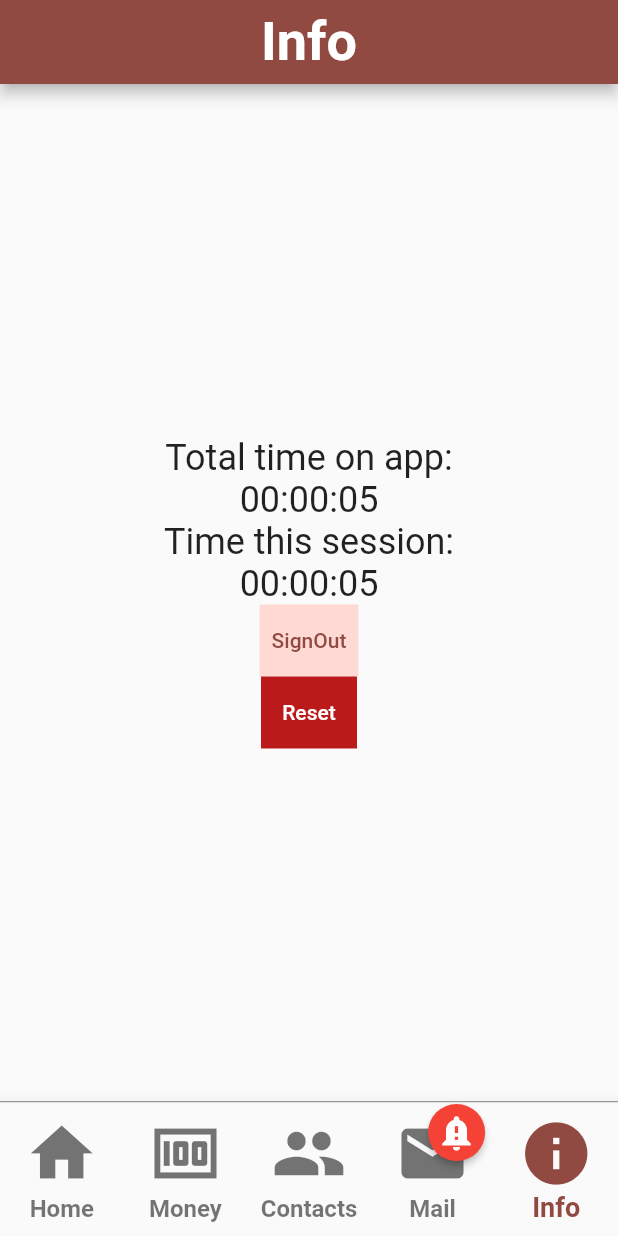
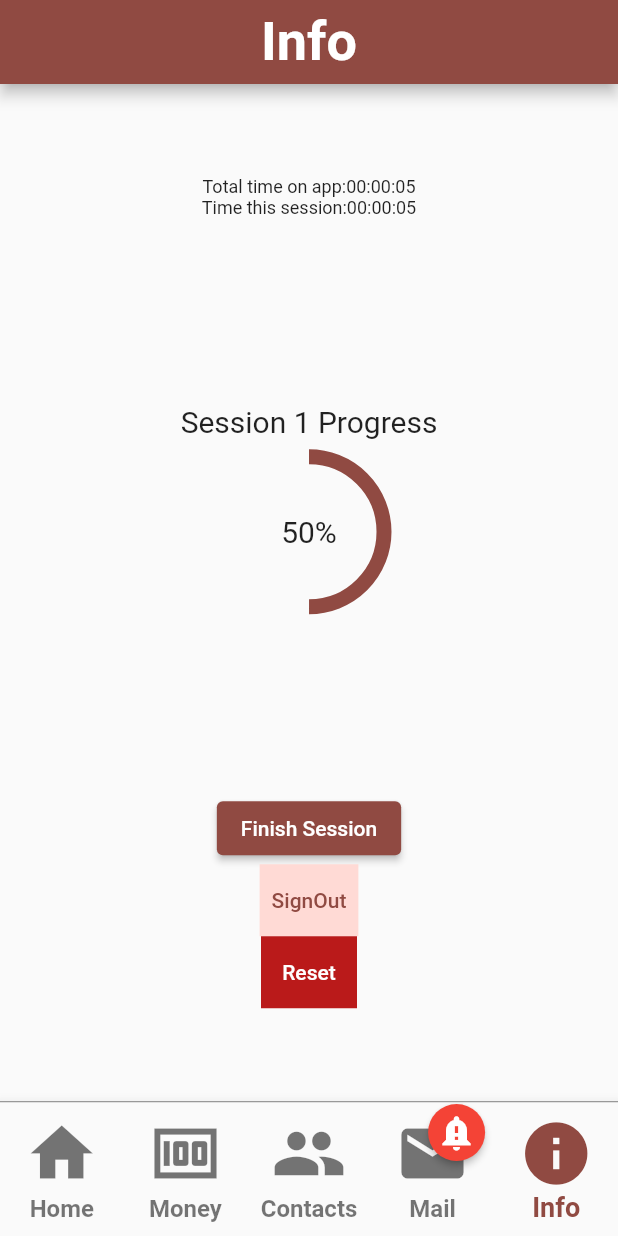
Before and after one commit to Blaemerson/Project-Mercury, a Flutter app: the screen it shows once a user with an empty profile is signed in, item 5 of the bottom bar chosen, on a phone screen of 412 x 824 dp. Run offline on Flutter 3.47's test engine with Material 2 defaults, Android fonts, the phone set to English and light mode, and no system bars; drawn by our look-alikes of badges; our stand-ins replace cloud_firestore, firebase_analytics, firebase_auth, firebase_core, flutter_speed_dial, get_it and 1 more; missing offline and left inert: flutterfire_ui; accounts and stored records are empty.

Commit message:
made room persistent, track session

```diff
--- a/lib/models/user.dart
+++ b/lib/models/user.dart
@@ -3,12 +3,14 @@ class User {
   String name;
   int score;
   num balance;
+  int session;
 
   User({
     required this.uid,
     this.name = '',
     this.score = 0,
     this.balance = 0,
+    this.session = 1,
   });
 
   Map<String, dynamic> toJson() {
@@ -17,15 +19,17 @@ class User {
       'name': name,
       'score': score,
       'balance': balance,
+      'session': session,
     });
   }
 
   static User fromSnap(Map<String, dynamic> snap) {
     return User(
-      uid: snap['uid'],
-      name: snap['name'],
-      score: snap['score'],
-      balance: snap['balance'],
+      uid: snap['uid'] ?? '',
+      name: snap['name'] ?? '',
+      score: snap['score'] ?? 0,
+      balance: snap['balance'] ?? 0,
+      session: snap['session'] ?? 1,
     );
   }
 }
--- a/lib/pages/homePage/room_data.dart
+++ b/lib/pages/homePage/room_data.dart
@@ -2,6 +2,13 @@ import 'package:projectmercury/models/furniture_slot.dart';
 import 'package:projectmercury/widgets/room.dart';
 
 class Rooms {
+  Room? _room;
+  set(Room? room) {
+    _room = room;
+  }
+
+  Room? get room => _room;
+
   final List<Room> _rooms = [
     bedroom,
     livingroom,
@@ -14,6 +21,7 @@ class Rooms {
 }
 
 // variant = null for open slots
+// variant = '' for static slots
 // TODO: Make sure all items are the right scale
 Room bedroom = Room(
   name: 'bedroom',
--- a/lib/pages/infoPage/info_page.dart
+++ b/lib/pages/infoPage/info_page.dart
@@ -1,5 +1,6 @@
 import 'package:firebase_core/firebase_core.dart';
 import 'package:flutter/material.dart';
+import 'package:projectmercury/pages/homePage/room_data.dart';
 import 'package:projectmercury/resources/auth_methods.dart';
 import 'package:projectmercury/resources/event_controller.dart';
 import 'package:projectmercury/resources/firestore_methods.dart';
@@ -20,7 +21,11 @@ class _InfoPageState extends State<InfoPage> {
   Widget build(BuildContext context) {
     final AuthMethods _auth = locator.get<AuthMethods>();
     final TimerController _timer = locator.get<TimerController>();
+    final EventController _event = locator.get<EventController>();
     final FirestoreMethods _firestore = locator.get<FirestoreMethods>();
+
+// TODO: calculate session progress
+    double progress = 0.5;
 
     return ChangeNotifierProvider.value(
       value: _timer,
@@ -31,31 +36,78 @@ class _InfoPageState extends State<InfoPage> {
         body: SizedBox(
           width: double.infinity,
           child: Column(
-            mainAxisAlignment: MainAxisAlignment.center,
+            mainAxisAlignment: MainAxisAlignment.spaceAround,
             children: [
               Consumer<TimerController>(
                 builder: (_, timer, __) {
                   return Column(
                     children: [
+                      Row(
+                        mainAxisAlignment: MainAxisAlignment.center,
+                        children: [
                           const Text(
                             'Total time on app:',
-                        style: TextStyle(fontSize: 24),
+                            style: TextStyle(fontSize: 12),
                           ),
                           Text(
                             timer.totalTime,
-                        style: const TextStyle(fontSize: 24),
+                            style: const TextStyle(fontSize: 12),
                           ),
+                        ],
+                      ),
+                      Row(
+                        mainAxisAlignment: MainAxisAlignment.center,
+                        children: [
                           const Text(
                             'Time this session:',
-                        style: TextStyle(fontSize: 24),
+                            style: TextStyle(fontSize: 12),
                           ),
                           Text(
                             timer.sessionTime,
-                        style: const TextStyle(fontSize: 24),
+                            style: const TextStyle(fontSize: 12),
+                          ),
+                        ],
                       ),
                     ],
                   );
                 },
+              ),
+              Column(
+                children: [
+                  Text(
+                    'Session ${_event.session} Progress',
+                    style: const TextStyle(fontSize: 20),
+                  ),
+                  SizedBox(height: 12),
+                  Stack(
+                    alignment: Alignment.center,
+                    children: [
+                      SizedBox(
+                        width: 100,
+                        height: 100,
+                        child: CircularProgressIndicator(
+                          value: progress,
+                          strokeWidth: 10,
+                        ),
+                      ),
+                      Text(
+                        '${(progress * 100).round()}%',
+                        style: const TextStyle(fontSize: 20),
+                      ),
+                    ],
+                  ),
+                ],
+              ),
+              Column(
+                children: [
+                  ElevatedButton(
+                    onPressed: () {
+                      if (_event.session < locator.get<Rooms>().rooms.length) {
+                        _firestore.user.updateSession();
+                        _event.update();
+                      }
+                    },
+                    child: const Text('Finish Session'),
                   ),
                   Container(
                     color: Theme.of(context).colorScheme.primaryContainer,
@@ -83,6 +135,8 @@ class _InfoPageState extends State<InfoPage> {
                   ),
                 ],
               ),
+            ],
+          ),
         ),
       ),
     );
--- a/lib/resources/event_controller.dart
+++ b/lib/resources/event_controller.dart
@@ -9,10 +9,13 @@ import 'locator.dart';
 
 class EventController with ChangeNotifier {
   final FirestoreMethods _firestore = locator.get<FirestoreMethods>();
+  int session = 1;
+
   final List<bool> _showBadge = [false, false, false, false, false];
   List<bool> get showBadge => _showBadge;
 
   void update() async {
+    session = await _firestore.user.getUser.then((value) => value.session);
     await _firestore.userTransaction.actionNeeded()
         ? _showBadge[1] = true
         : _showBadge[1] = false;
--- a/lib/resources/firestore_methods.dart
+++ b/lib/resources/firestore_methods.dart
@@ -107,6 +107,14 @@ class _UserMethods extends FirestoreMethods {
         .then((value) => debugPrint('Updated user balance.'))
         .onError((error, stackTrace) =>
             debugPrint('Failed to update user balance: $error'));
+  }
+
+  Future<void> updateSession() async {
+    await ref
+        .update({'session': FieldValue.increment(1)})
+        .then((value) => debugPrint('Updated user session.'))
+        .onError((error, stackTrace) =>
+            debugPrint('Failed to update user session: $error'));
   }
 
 // get user model (one time read)
--- a/lib/widgets/cube.dart
+++ b/lib/widgets/cube.dart
@@ -134,6 +134,7 @@ class Cube extends StatelessWidget {
       border: Border.all(color: Colors.brown),
       image: DecorationImage(
         image: topOrBottom ? floorTexture : wallTexture,
+        opacity: topOrBottom ? 1 : 0.5,
         repeat: ImageRepeat.repeat,
         scale: 4,
         fit: BoxFit.none,
```
Also changed, not shown: lib/pages/homePage/home_page.dart (+6 -6 lines), lib/pages/storePage/store_page.dart (+5 -3 lines), lib/screens/welcome_screen.dart (+3 -28 lines). Lines whose indentation alone changed are shown as unchanged.
